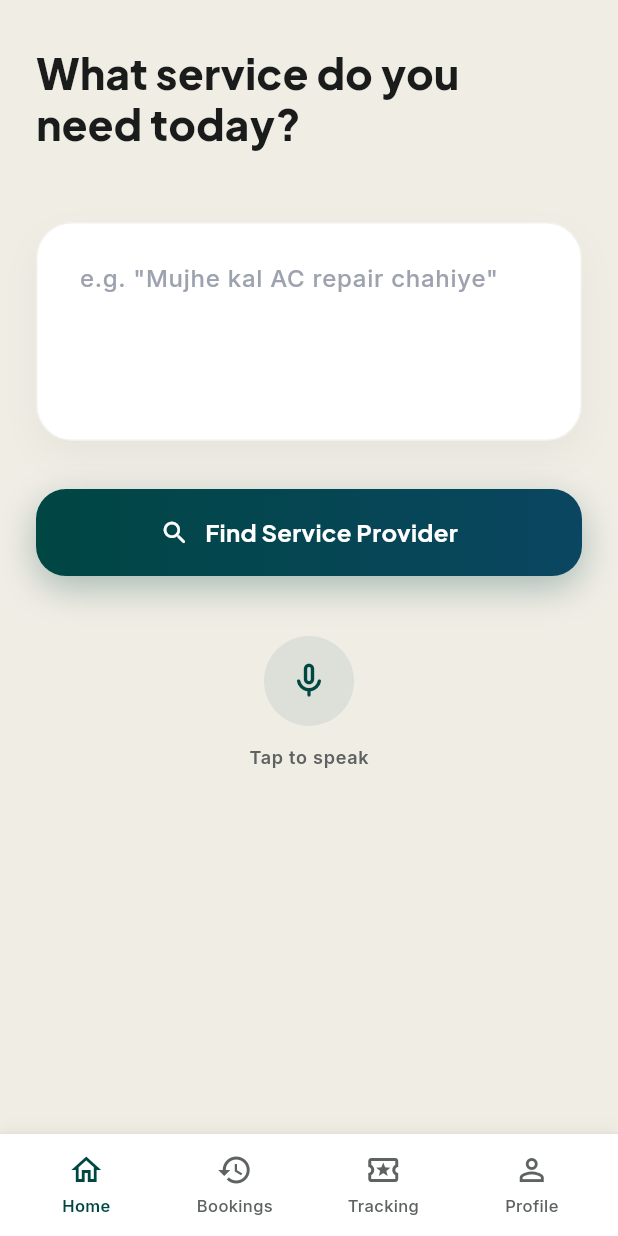
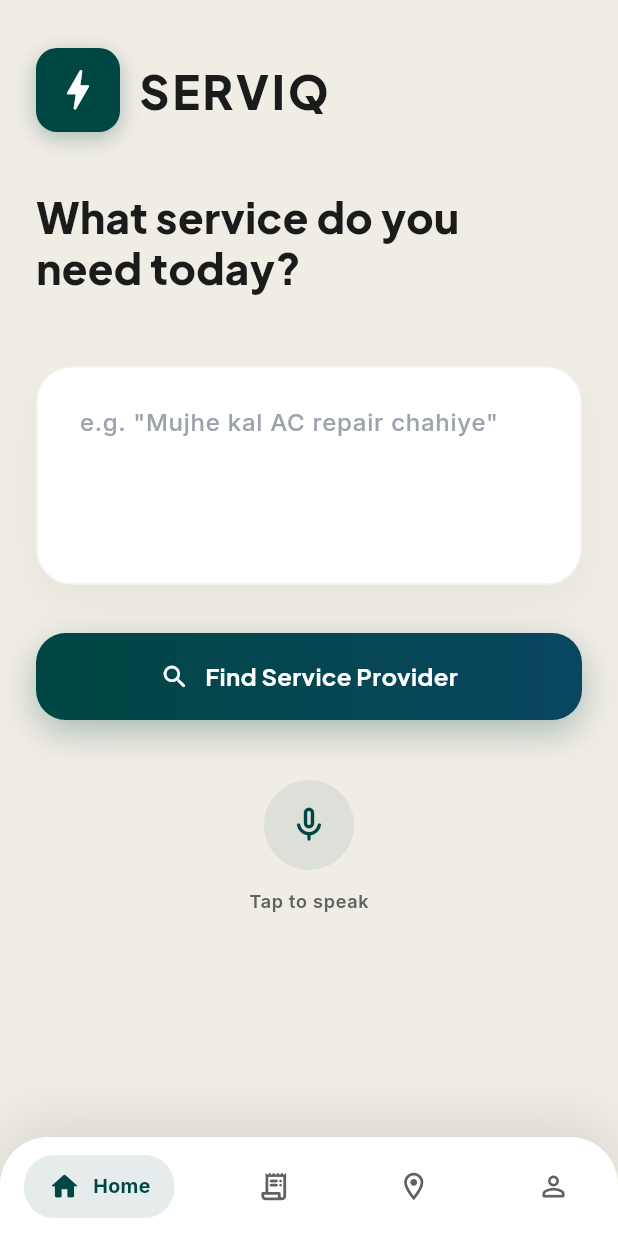
Before and after one commit to ahad324/Serviq, a Flutter app: the InputScreen screen opened by its route, on a phone screen of 412 x 824 dp. Run offline on Flutter 3.47's test engine with Material 3 defaults, Android fonts, the phone set to English and light mode, and no system bars; drawn by our look-alikes of flutter_animate; our stand-ins replace dio, flutter_riverpod, geolocator, go_router, google_fonts, supabase_flutter; accounts and stored records are empty.

Commit message:
UI/UX enhancements

```diff
--- a/lib/core/widgets/bottom_nav_bar.dart
+++ b/lib/core/widgets/bottom_nav_bar.dart
@@ -1,5 +1,6 @@
 import 'package:flutter/material.dart';
 import 'package:go_router/go_router.dart';
+import 'package:flutter_animate/flutter_animate.dart';
 import '../theme/app_colors.dart';
 import 'package:google_fonts/google_fonts.dart';
 
@@ -13,41 +14,48 @@ class BottomNavBar extends StatelessWidget {
     return Container(
       decoration: BoxDecoration(
         color: AppColors.surface,
-        border: Border(top: BorderSide(color: AppColors.surfaceDark, width: 1)),
+        borderRadius: const BorderRadius.only(
+          topLeft: Radius.circular(32),
+          topRight: Radius.circular(32),
+        ),
         boxShadow: [
           BoxShadow(
-            color: Colors.black.withValues(alpha: 0.05),
-            blurRadius: 8,
-            offset: const Offset(0, -2),
+            color: Colors.black.withValues(alpha: 0.1),
+            blurRadius: 30,
+            offset: const Offset(0, -10),
           ),
         ],
       ),
       child: SafeArea(
         child: Padding(
-          padding: const EdgeInsets.symmetric(horizontal: 8.0),
+          padding: const EdgeInsets.fromLTRB(16, 12, 16, 12),
           child: Row(
-            mainAxisAlignment: MainAxisAlignment.spaceAround,
+            mainAxisAlignment: MainAxisAlignment.spaceBetween,
             children: [
               _NavItem(
-                icon: Icons.home_outlined,
+                icon: Icons.home_rounded,
+                activeIcon: Icons.home_rounded,
                 label: 'Home',
                 isActive: currentRoute == '/input',
                 onTap: () => context.go('/input'),
               ),
               _NavItem(
-                icon: Icons.history_outlined,
+                icon: Icons.receipt_long_rounded,
+                activeIcon: Icons.receipt_long_rounded,
                 label: 'Bookings',
                 isActive: currentRoute == '/booking-history',
                 onTap: () => context.go('/booking-history'),
               ),
               _NavItem(
-                icon: Icons.local_activity_outlined,
+                icon: Icons.location_on_outlined,
+                activeIcon: Icons.location_on_rounded,
                 label: 'Tracking',
                 isActive: currentRoute == '/tracking',
                 onTap: () => context.go('/tracking'),
               ),
               _NavItem(
-                icon: Icons.person_outline,
+                icon: Icons.person_outline_rounded,
+                activeIcon: Icons.person_rounded,
                 label: 'Profile',
                 isActive: currentRoute == '/profile',
                 onTap: () => context.go('/profile'),
@@ -62,12 +70,14 @@ class BottomNavBar extends StatelessWidget {
 
 class _NavItem extends StatelessWidget {
   final IconData icon;
+  final IconData activeIcon;
   final String label;
   final bool isActive;
   final VoidCallback onTap;
 
   const _NavItem({
     required this.icon,
+    required this.activeIcon,
     required this.label,
     required this.isActive,
     required this.onTap,
@@ -75,35 +85,36 @@ class _NavItem extends StatelessWidget {
 
   @override
   Widget build(BuildContext context) {
-    return Expanded(
-      child: Material(
-        color: Colors.transparent,
-        child: InkWell(
+    return InkWell(
       onTap: onTap,
-          child: Padding(
-            padding: const EdgeInsets.symmetric(vertical: 12.0),
-            child: Column(
-              mainAxisSize: MainAxisSize.min,
+      splashColor: Colors.transparent,
+      highlightColor: Colors.transparent,
+      child: AnimatedContainer(
+        duration: const Duration(milliseconds: 300),
+        padding: const EdgeInsets.symmetric(horizontal: 16, vertical: 10),
+        decoration: BoxDecoration(
+          color: isActive ? AppColors.primary.withValues(alpha: 0.1) : Colors.transparent,
+          borderRadius: BorderRadius.circular(20),
+        ),
+        child: Row(
           children: [
             Icon(
-                  icon,
-                  size: 24,
+              isActive ? activeIcon : icon,
+              size: 22,
               color: isActive ? AppColors.primary : AppColors.textSecondary,
             ),
-                const SizedBox(height: 4),
+            if (isActive) ...[
+              const SizedBox(width: 8),
               Text(
                 label,
                 style: GoogleFonts.inter(
-                    fontSize: 11,
-                    fontWeight: isActive ? FontWeight.w600 : FontWeight.w500,
-                    color: isActive
-                        ? AppColors.primary
-                        : AppColors.textSecondary,
+                  fontSize: 13,
+                  fontWeight: FontWeight.w700,
+                  color: AppColors.primary,
                 ),
-                ),
+              ).animate().fadeIn(duration: 200.ms).slideX(begin: -0.2, end: 0),
             ],
-            ),
-          ),
+          ],
         ),
       ),
     );
--- a/lib/features/booking/presentation/screens/booking_confirmation_screen.dart
+++ b/lib/features/booking/presentation/screens/booking_confirmation_screen.dart
@@ -25,7 +25,7 @@ class BookingConfirmationScreen extends ConsumerWidget {
         child: Center(
           child: ConstrainedBox(
             constraints: const BoxConstraints(maxWidth: 600),
-            child: Padding(
+            child: SingleChildScrollView(
               padding: const EdgeInsets.symmetric(horizontal: 24, vertical: 40),
               child: Column(
                 mainAxisAlignment: MainAxisAlignment.center,
@@ -34,13 +34,13 @@ class BookingConfirmationScreen extends ConsumerWidget {
                     padding: EdgeInsets.only(top: 20),
                     child: AppLogo(size: 14),
                   ),
-                  const Spacer(),
+                  const SizedBox(height: 48),
                   _buildSuccessIcon(),
                   const SizedBox(height: 32),
                   _buildConfirmationText(),
                   const SizedBox(height: 48),
                   _buildBookingCard(provider),
-                  const Spacer(),
+                  const SizedBox(height: 64),
                   PremiumButton(
                     text: 'Track Service Status',
                     icon: Icons.local_shipping_rounded,
--- a/lib/features/booking/presentation/screens/pricing_breakdown_screen.dart
+++ b/lib/features/booking/presentation/screens/pricing_breakdown_screen.dart
@@ -97,7 +97,7 @@ class _PricingBreakdownScreenState extends ConsumerState<PricingBreakdownScreen>
       body: Center(
         child: ConstrainedBox(
           constraints: const BoxConstraints(maxWidth: 600),
-          child: Padding(
+          child: SingleChildScrollView(
             padding: const EdgeInsets.symmetric(horizontal: 24, vertical: 20),
             child: Column(
               crossAxisAlignment: CrossAxisAlignment.start,
@@ -134,7 +134,7 @@ class _PricingBreakdownScreenState extends ConsumerState<PricingBreakdownScreen>
                     ],
                   ),
                 ),
-                const Spacer(),
+                const SizedBox(height: 64),
                 PremiumButton(
                   text: 'Confirm & Book Now',
                   icon: Icons.check_circle_rounded,
--- a/lib/features/input/presentation/screens/input_screen.dart
+++ b/lib/features/input/presentation/screens/input_screen.dart
@@ -60,6 +60,8 @@ class _InputScreenState extends ConsumerState<InputScreen> {
                   child: Column(
                     crossAxisAlignment: CrossAxisAlignment.start,
                     children: [
+                      const AppLogo(size: 14),
+                      const SizedBox(height: 40),
                       const ScreenHeader(
                         title: 'What service do you\nneed today?',
                       ),
```
Also changed, not shown: lib/features/booking/presentation/screens/booking_history_screen.dart (+58 -23 lines), lib/features/matching/presentation/screens/ai_understanding_screen.dart (+148 -76 lines), lib/features/splash/presentation/screens/splash_screen.dart (+19 -6 lines), lib/features/tracking/presentation/screens/tracking_screen.dart (+23 -5 lines). Lines whose indentation alone changed are shown as unchanged.
